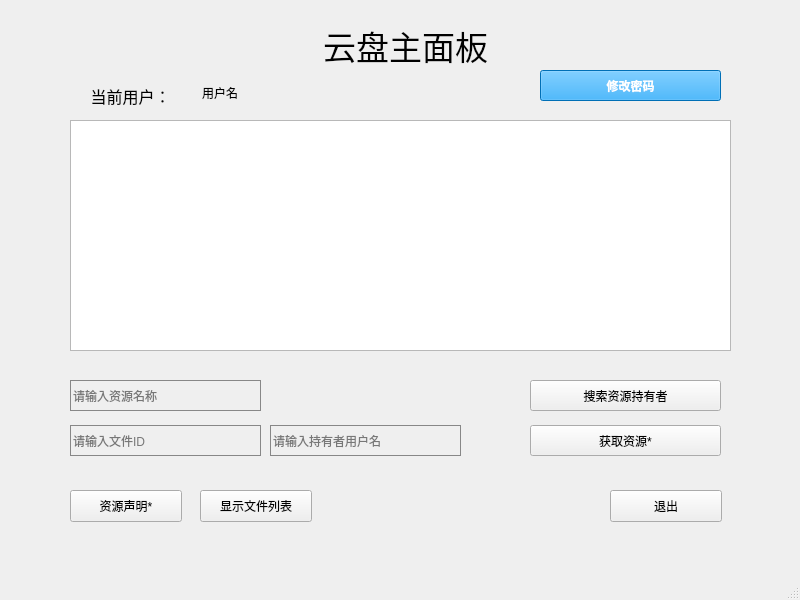
Old version of the form pan/Ui_panWindow.ui in the repository lilyht/socketproject.
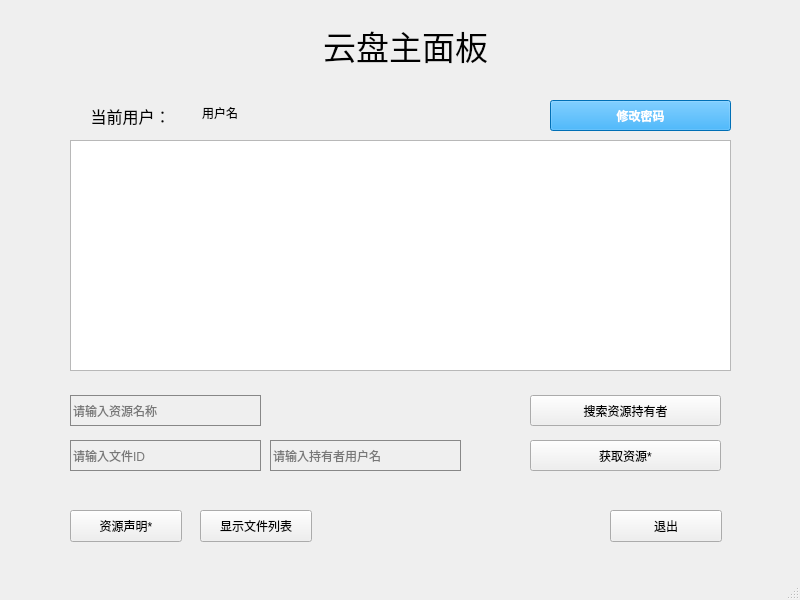
New version of the form.

Commit message: panWindow稍改,修改密码界面美化，修改密码功能现已可用

```diff
--- a/pan/Ui_panWindow.ui
+++ b/pan/Ui_panWindow.ui
@@ -18,7 +18,7 @@
     <property name="geometry">
      <rect>
       <x>610</x>
-      <y>490</y>
+      <y>510</y>
       <width>112</width>
       <height>32</height>
      </rect>
@@ -59,7 +59,7 @@
     <property name="geometry">
      <rect>
       <x>200</x>
-      <y>80</y>
+      <y>100</y>
       <width>101</width>
       <height>31</height>
      </rect>
@@ -81,7 +81,7 @@
     <property name="geometry">
      <rect>
       <x>70</x>
-      <y>380</y>
+      <y>395</y>
       <width>191</width>
       <height>31</height>
      </rect>
@@ -104,7 +104,7 @@
     <property name="geometry">
      <rect>
       <x>530</x>
-      <y>380</y>
+      <y>395</y>
       <width>191</width>
       <height>31</height>
      </rect>
@@ -127,7 +127,7 @@
     <property name="geometry">
      <rect>
       <x>200</x>
-      <y>490</y>
+      <y>510</y>
       <width>112</width>
       <height>32</height>
      </rect>
@@ -140,7 +140,7 @@
     <property name="geometry">
      <rect>
       <x>70</x>
-      <y>490</y>
+      <y>510</y>
       <width>112</width>
       <height>32</height>
      </rect>
@@ -153,7 +153,7 @@
     <property name="geometry">
      <rect>
       <x>530</x>
-      <y>425</y>
+      <y>440</y>
       <width>191</width>
       <height>31</height>
      </rect>
@@ -175,7 +175,7 @@
     <property name="geometry">
      <rect>
       <x>70</x>
-      <y>425</y>
+      <y>440</y>
       <width>191</width>
       <height>31</height>
      </rect>
@@ -198,7 +198,7 @@
     <property name="geometry">
      <rect>
       <x>70</x>
-      <y>120</y>
+      <y>140</y>
       <width>661</width>
       <height>231</height>
      </rect>
@@ -208,7 +208,7 @@
     <property name="geometry">
      <rect>
       <x>60</x>
-      <y>80</y>
+      <y>100</y>
       <width>141</width>
       <height>31</height>
      </rect>
@@ -237,7 +237,7 @@
     <property name="geometry">
      <rect>
       <x>270</x>
-      <y>425</y>
+      <y>440</y>
       <width>191</width>
       <height>31</height>
      </rect>
@@ -259,8 +259,8 @@
    <widget class="QPushButton" name="changeButton">
     <property name="geometry">
      <rect>
-      <x>540</x>
-      <y>70</y>
+      <x>550</x>
+      <y>100</y>
       <width>181</width>
       <height>31</height>
      </rect>
```
Left out of the diff: 4 changed lines with no effect on the pictures. The commit also changes 5 other files.
